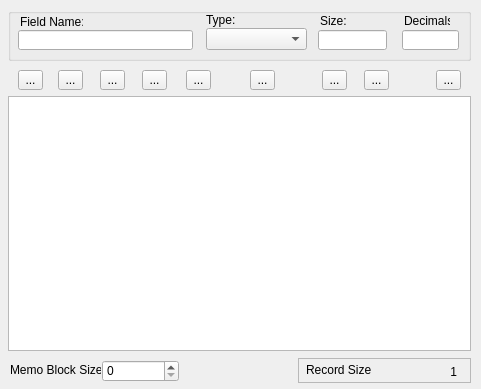
The window that harbour/contrib/hbide/dbstruct.ui (harbour/core) describes before a commit, drawn with Qt 5.
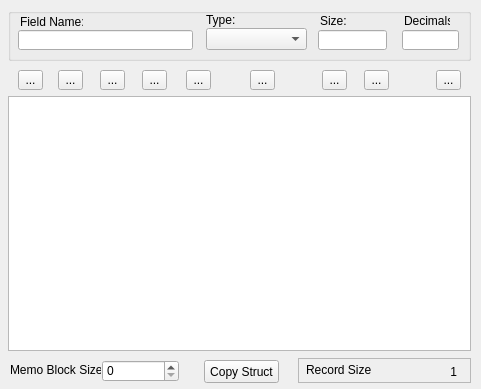
The same window after the commit.

What changed in the file:
```diff
--- a/harbour/contrib/hbide/dbstruct.ui
+++ b/harbour/contrib/hbide/dbstruct.ui
@@ -313,6 +313,19 @@
     </rect>
    </property>
   </widget>
+  <widget class="QPushButton" name="buttonCopyStruct">
+   <property name="geometry">
+    <rect>
+     <x>204</x>
+     <y>360</y>
+     <width>75</width>
+     <height>23</height>
+    </rect>
+   </property>
+   <property name="text">
+    <string>Copy Struct</string>
+   </property>
+  </widget>
  </widget>
  <resources/>
  <connections/>
```
